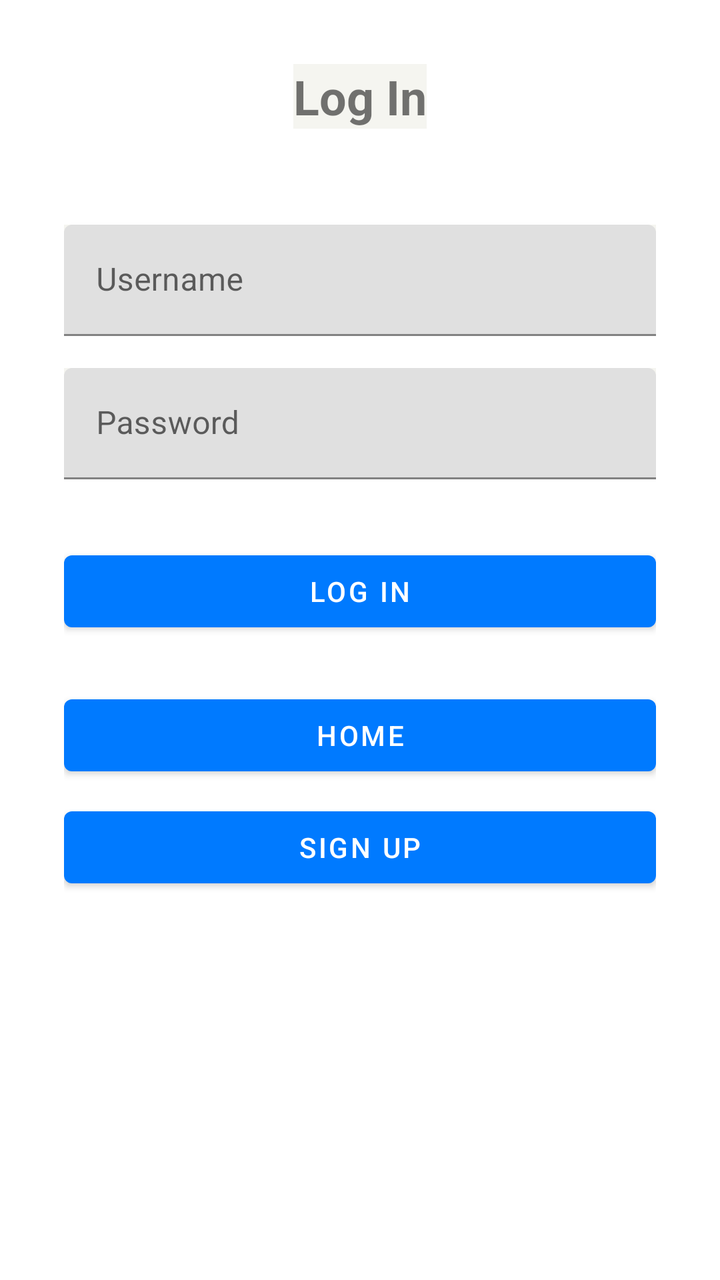
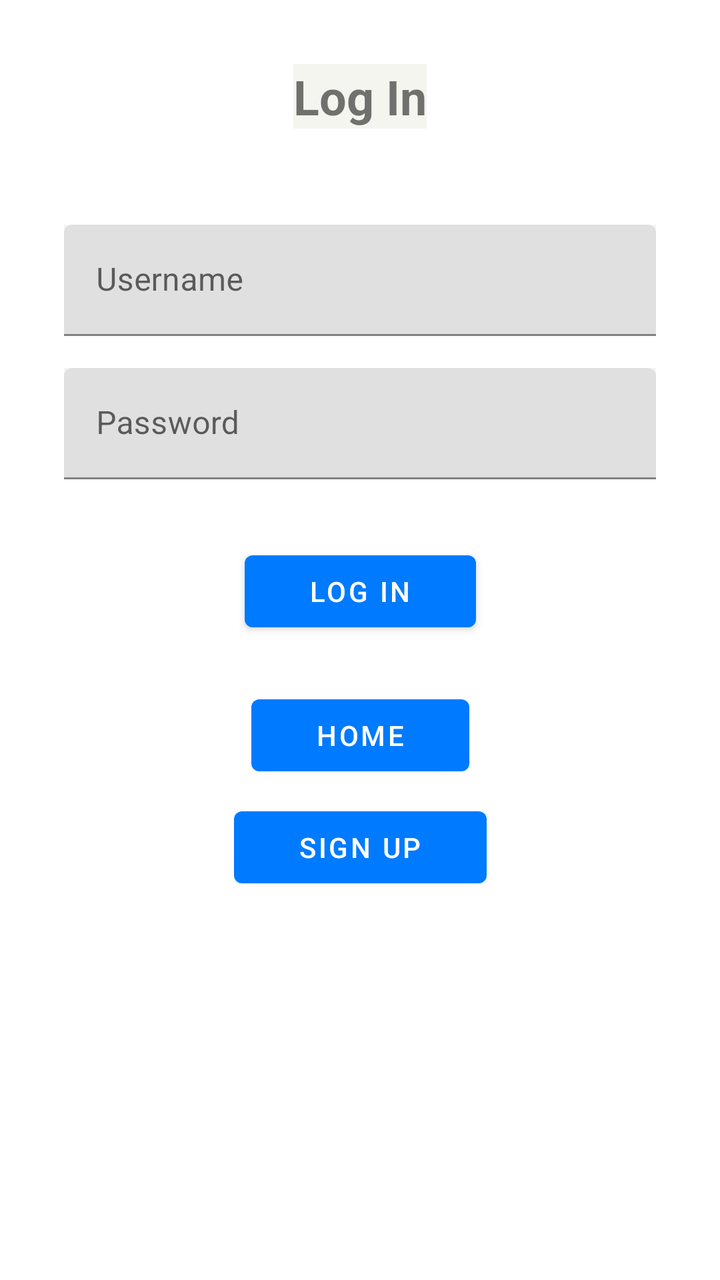

Before-and-after screenshots of an Android layout around one commit, followed by the original layout XML and the change that was made.
<!-- AndroidManifest.xml: application theme Theme.HarmonieBudgetAppKt -->
<!-- res/layout/activity_login.xml -->
<?xml version="1.0" encoding="utf-8"?>
<androidx.constraintlayout.widget.ConstraintLayout
    xmlns:android="http://schemas.android.com/apk/res/android"
    xmlns:app="http://schemas.android.com/apk/res-auto"
    android:layout_width="match_parent"
    android:layout_height="match_parent"
    android:padding="32dp"
    android:background="@color/white">

    <TextView
        android:id="@+id/tv_login_title"
        android:layout_width="wrap_content"
        android:layout_height="wrap_content"
        android:text="@string/log_in_button"
        android:textSize="24sp"
        android:textStyle="bold"
        app:layout_constraintTop_toTopOf="parent"
        app:layout_constraintStart_toStartOf="parent"
        app:layout_constraintEnd_toEndOf="parent" />

    <com.google.android.material.textfield.TextInputLayout
        android:id="@+id/til_username"
        android:layout_width="0dp"
        android:layout_height="wrap_content"
        android:layout_marginTop="48dp"
        app:layout_constraintTop_toBottomOf="@id/tv_login_title"
        app:layout_constraintStart_toStartOf="parent"
        app:layout_constraintEnd_toEndOf="parent">

        <com.google.android.material.textfield.TextInputEditText
            android:id="@+id/et_username"
            android:layout_width="match_parent"
            android:layout_height="wrap_content"
            android:hint="@string/username_hint" />
    </com.google.android.material.textfield.TextInputLayout>

    <com.google.android.material.textfield.TextInputLayout
        android:id="@+id/til_password"
        android:layout_width="0dp"
        android:layout_height="wrap_content"
        android:layout_marginTop="16dp"
        app:layout_constraintTop_toBottomOf="@id/til_username"
        app:layout_constraintStart_toStartOf="parent"
        app:layout_constraintEnd_toEndOf="parent">

        <com.google.android.material.textfield.TextInputEditText
            android:id="@+id/et_password"
            android:layout_width="match_parent"
            android:layout_height="wrap_content"
            android:hint="@string/password_hint"
            android:inputType="textPassword" />
    </com.google.android.material.textfield.TextInputLayout>

    <Button
        android:id="@+id/btn_login"
        android:layout_width="0dp"
        android:layout_height="wrap_content"
        android:text="@string/log_in_button"
        android:layout_marginTop="32dp"
        app:layout_constraintTop_toBottomOf="@id/til_password"
        app:layout_constraintStart_toStartOf="parent"
        app:layout_constraintEnd_toEndOf="parent" />

    <Button
        android:id="@+id/btn_home"
        android:layout_width="0dp"
        android:layout_height="wrap_content"
        android:text="@string/home_button"
        android:layout_marginTop="24dp"
        app:layout_constraintTop_toBottomOf="@id/btn_login"
        app:layout_constraintStart_toStartOf="parent"
        app:layout_constraintEnd_toEndOf="parent" />

    <Button
        android:id="@+id/btn_sign_up"
        android:layout_width="0dp"
        android:layout_height="wrap_content"
        android:text="@string/sign_up_from_login"
        android:layout_marginTop="8dp"
        app:layout_constraintTop_toBottomOf="@id/btn_home"
        app:layout_constraintStart_toStartOf="parent"
        app:layout_constraintEnd_toEndOf="parent" />

</androidx.constraintlayout.widget.ConstraintLayout>
<!-- resources referenced by this layout -->
<resources>
  <color name="white">#FFFFFFFF</color>
  <string name="home_button">Home</string>
  <string name="log_in_button">Log In</string>
  <string name="password_hint">Password</string>
  <string name="sign_up_from_login">Sign Up</string>
  <string name="username_hint">Username</string>
  <style name="Theme.HarmonieBudgetAppKt" parent="Theme.MaterialComponents.DayNight.NoActionBar">
          <item name="colorPrimary">#007AFF</item>
          <item name="colorPrimaryVariant">#007AFF</item>
          <item name="colorOnPrimary">#FFFFFF</item>
          <item name="colorSecondary">#34C759</item>
          <item name="colorOnSecondary">#FFFFFF</item>
          <item name="android:statusBarColor">#F5F5F0</item>
          <item name="android:windowLightStatusBar">true</item>
          <item name="android:background">#F5F5F0</item>
      </style>
</resources>

<!-- the commit's change to res/layout/activity_login.xml (unified diff, before → after) -->
@@ -31,7 +31,8 @@
             android:id="@+id/et_username"
             android:layout_width="match_parent"
             android:layout_height="wrap_content"
-            android:hint="@string/username_hint" />
+            android:hint="@string/username_hint"
+            android:textColor="@android:color/black" />
     </com.google.android.material.textfield.TextInputLayout>
 
     <com.google.android.material.textfield.TextInputLayout
@@ -48,14 +49,18 @@
             android:layout_width="match_parent"
             android:layout_height="wrap_content"
             android:hint="@string/password_hint"
-            android:inputType="textPassword" />
+            android:inputType="textPassword"
+            android:textColor="@android:color/black" />
     </com.google.android.material.textfield.TextInputLayout>
 
     <Button
         android:id="@+id/btn_login"
-        android:layout_width="0dp"
+        android:layout_width="wrap_content"
         android:layout_height="wrap_content"
         android:text="@string/log_in_button"
+        android:minHeight="48dp"
+        android:paddingStart="32dp"
+        android:paddingEnd="32dp"
         android:layout_marginTop="32dp"
         app:layout_constraintTop_toBottomOf="@id/til_password"
         app:layout_constraintStart_toStartOf="parent"
@@ -63,9 +68,12 @@
 
     <Button
         android:id="@+id/btn_home"
-        android:layout_width="0dp"
+        android:layout_width="wrap_content"
         android:layout_height="wrap_content"
         android:text="@string/home_button"
+        android:minHeight="48dp"
+        android:paddingStart="32dp"
+        android:paddingEnd="32dp"
         android:layout_marginTop="24dp"
         app:layout_constraintTop_toBottomOf="@id/btn_login"
         app:layout_constraintStart_toStartOf="parent"
@@ -73,9 +81,12 @@
 
     <Button
         android:id="@+id/btn_sign_up"
-        android:layout_width="0dp"
+        android:layout_width="wrap_content"
         android:layout_height="wrap_content"
         android:text="@string/sign_up_from_login"
+        android:minHeight="48dp"
+        android:paddingStart="32dp"
+        android:paddingEnd="32dp"
         android:layout_marginTop="8dp"
         app:layout_constraintTop_toBottomOf="@id/btn_home"
         app:layout_constraintStart_toStartOf="parent"
